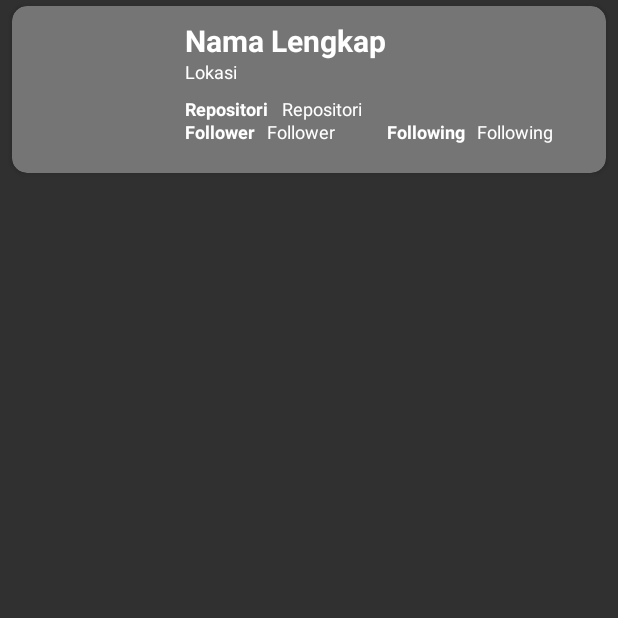
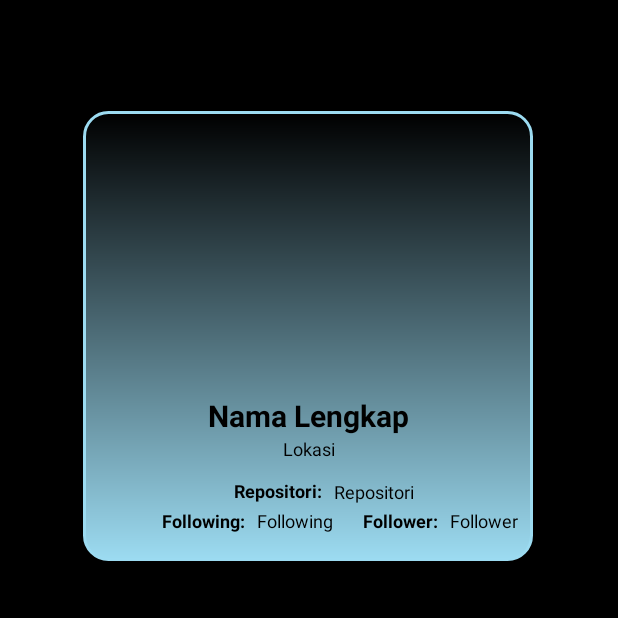
Before and after one commit to bahrianpro/GithubUser, an Android app: the DetailActivity screen opened directly, with no data from a screen before it, on a phone screen of 412 x 824 dp, the top half of it. Run offline under Robolectric (Android 15) with nearby library versions, the phone set to English and light mode, and no system bars; our stand-ins replace CircleImageView.

Commit message:
perbaikan5

```diff
--- a/app/src/main/AndroidManifest.xml
+++ b/app/src/main/AndroidManifest.xml
@@ -14,7 +14,7 @@
         android:theme="@style/Theme.GithubUser"
         tools:targetApi="31">
         <activity
-            android:name=".DetailActivity"
+            android:name=".model.DetailActivity"
             android:exported="false"
             android:theme="@style/Theme.AppCompat.NoActionBar" />
         <activity
--- a/app/src/main/java/com/bahrianpro/githubuser/DetailActivity.kt
+++ b/app/src/main/java/com/bahrianpro/githubuser/model/DetailActivity.kt
@@ -1,10 +1,10 @@
-package com.bahrianpro.githubuser
+package com.bahrianpro.githubuser.model
 
 import androidx.appcompat.app.AppCompatActivity
 import android.os.Bundle
 import android.widget.ImageView
 import android.widget.TextView
-import com.bahrianpro.githubuser.model.UserList
+import com.bahrianpro.githubuser.R
 
 class DetailActivity : AppCompatActivity() {
 
--- a/app/src/main/res/drawable/search_view_bg.xml
+++ b/app/src/main/res/drawable/boxline.xml
@@ -1,6 +1,8 @@
 <?xml version="1.0" encoding="utf-8"?>
 <shape xmlns:android="http://schemas.android.com/apk/res/android">
     <corners android:radius="16dp"/>
-    <stroke android:color="@color/gray_dark"
+    <stroke android:color="@color/sky_blue"
             android:width="2dp" />
+    <gradient android:startColor="@color/sky_blue"
+              android:angle="90"/>
 </shape>
--- a/app/src/main/res/layout/activity_detail.xml
+++ b/app/src/main/res/layout/activity_detail.xml
@@ -1,124 +1,138 @@
 <?xml version="1.0" encoding="utf-8"?>
-<LinearLayout xmlns:android="http://schemas.android.com/apk/res/android"
+<androidx.constraintlayout.widget.ConstraintLayout xmlns:android="http://schemas.android.com/apk/res/android"
     xmlns:card_view="http://schemas.android.com/apk/res-auto"
     xmlns:tools="http://schemas.android.com/tools"
     android:id="@+id/linearLayout"
     android:layout_width="match_parent"
     android:layout_height="match_parent"
-    android:orientation="vertical"
-    tools:context=".DetailActivity">
+    android:background="@color/black"
+    tools:context=".model.DetailActivity">
 
-    <androidx.cardview.widget.CardView
-        android:id="@+id/cardView"
-        android:layout_width="match_parent"
-        android:layout_height="wrap_content"
-        android:layout_gravity="center"
-        android:layout_marginTop="4dp"
-        android:layout_marginLeft="8dp"
-        android:layout_marginRight="8dp"
-        android:layout_marginBottom="4dp"
-        card_view:cardBackgroundColor="@color/colorSubtitle"
-        card_view:cardCornerRadius="10dp">
+    <TextView
+        android:id="@+id/textView4"
+        android:layout_width="300dp"
+        android:layout_height="300dp"
+        android:background="@drawable/boxline"
+        card_view:layout_constraintBottom_toBottomOf="parent"
+        card_view:layout_constraintEnd_toEndOf="parent"
+        card_view:layout_constraintHorizontal_bias="0.495"
+        card_view:layout_constraintStart_toStartOf="parent"
+        card_view:layout_constraintTop_toTopOf="parent"
+        card_view:layout_constraintVertical_bias="0.141" />
 
     <de.hdodenhof.circleimageview.CircleImageView
         android:id="@+id/img_avatar"
-            android:layout_width="100dp"
-            android:layout_height="95dp"
-            android:layout_marginTop="8dp"
-            android:layout_marginStart="8dp"
-            android:layout_marginBottom="8dp"
+        android:layout_width="173dp"
+        android:layout_height="161dp"
+        card_view:layout_constraintBottom_toBottomOf="parent"
+        card_view:layout_constraintEnd_toEndOf="parent"
+        card_view:layout_constraintStart_toStartOf="parent"
+        card_view:layout_constraintTop_toTopOf="parent"
+        card_view:layout_constraintVertical_bias="0.142"
         tools:ignore="ImageContrastCheck"
         tools:src="@tools:sample/avatars" />
 
     <TextView
         android:id="@+id/txt_name"
-            android:layout_width="match_parent"
+        android:layout_width="wrap_content"
         android:layout_height="wrap_content"
-            android:layout_marginTop="9dp"
-            android:layout_marginStart="115dp"
-            android:layout_marginEnd="15dp"
         android:text="@string/name"
-            android:textColor="@color/white"
+        android:textColor="@color/black"
         android:textSize="20sp"
-            android:textStyle="bold" />
+        android:textStyle="bold"
+        card_view:layout_constraintBottom_toBottomOf="parent"
+        card_view:layout_constraintEnd_toEndOf="parent"
+        card_view:layout_constraintHorizontal_bias="0.498"
+        card_view:layout_constraintStart_toStartOf="parent"
+        card_view:layout_constraintTop_toBottomOf="@+id/img_avatar"
+        card_view:layout_constraintVertical_bias="0.015" />
 
     <TextView
         android:id="@+id/txt_location"
-            android:layout_width="match_parent"
+        android:layout_width="wrap_content"
         android:layout_height="wrap_content"
-            android:layout_marginTop="35dp"
-            android:layout_marginStart="115dp"
-            android:layout_marginEnd="15dp"
         android:text="@string/location"
-            android:textColor="@color/white"
-            android:textSize="12sp" />
+        android:textColor="@color/black"
+        android:textSize="12sp"
+        card_view:layout_constraintBottom_toBottomOf="parent"
+        card_view:layout_constraintEnd_toEndOf="parent"
+        card_view:layout_constraintStart_toStartOf="parent"
+        card_view:layout_constraintTop_toBottomOf="@+id/txt_name"
+        card_view:layout_constraintVertical_bias="0.0" />
 
     <TextView
+        android:id="@+id/textView1"
         android:layout_width="wrap_content"
         android:layout_height="wrap_content"
-            android:layout_marginStart="115dp"
-            android:layout_marginTop="60dp"
-            android:layout_marginEnd="15dp"
-            android:text="@string/repository"
-            android:textColor="@color/white"
+        android:layout_marginStart="156dp"
+        android:layout_marginTop="28dp"
+        android:text="@string/txtrepository"
+        android:textColor="@color/black"
         android:textSize="12sp"
-            android:textStyle="bold" />
+        android:textStyle="bold"
+        card_view:layout_constraintStart_toStartOf="parent"
+        card_view:layout_constraintTop_toBottomOf="@+id/txt_name" />
 
     <TextView
         android:id="@+id/txt_repository"
         android:layout_width="wrap_content"
         android:layout_height="wrap_content"
-            android:layout_marginStart="180dp"
-            android:layout_marginTop="60dp"
-            android:layout_marginEnd="15dp"
+        android:layout_marginStart="8dp"
+        android:layout_marginTop="56dp"
         android:text="@string/repository"
-            android:textColor="@color/white"
-            android:textSize="12sp" />
+        android:textColor="@color/black"
+        android:textSize="12sp"
+        card_view:layout_constraintStart_toEndOf="@+id/textView1"
+        card_view:layout_constraintTop_toTopOf="@+id/txt_name" />
 
     <TextView
+        android:id="@+id/textView2"
         android:layout_width="wrap_content"
         android:layout_height="wrap_content"
-            android:layout_marginStart="115dp"
-            android:layout_marginTop="75dp"
-            android:layout_marginEnd="15dp"
-            android:text="@string/followers"
-            android:textColor="@color/white"
+        android:layout_marginStart="108dp"
+        android:layout_marginTop="48dp"
+        android:text="@string/txtfollowing"
+        android:textColor="@color/black"
         android:textSize="12sp"
-            android:textStyle="bold" />
+        android:textStyle="bold"
+        card_view:layout_constraintStart_toStartOf="parent"
+        card_view:layout_constraintTop_toBottomOf="@+id/txt_name" />
+
+    <TextView
+        android:id="@+id/txt_following"
+        android:layout_width="wrap_content"
+        android:layout_height="wrap_content"
+        android:layout_marginStart="8dp"
+        android:layout_marginTop="48dp"
+        android:text="@string/following"
+        android:textColor="@color/black"
+        android:textSize="12sp"
+        card_view:layout_constraintStart_toEndOf="@+id/textView2"
+        card_view:layout_constraintTop_toBottomOf="@+id/txt_name" />
 
     <TextView
         android:id="@+id/txt_followers"
         android:layout_width="wrap_content"
         android:layout_height="wrap_content"
-            android:layout_marginStart="170dp"
-            android:layout_marginTop="75dp"
-            android:layout_marginEnd="15dp"
+        android:layout_marginStart="8dp"
+        android:layout_marginTop="48dp"
         android:text="@string/followers"
-            android:textColor="@color/white"
-            android:textSize="12sp" />
+        android:textColor="@color/black"
+        android:textSize="12sp"
+        card_view:layout_constraintStart_toEndOf="@+id/textView3"
+        card_view:layout_constraintTop_toBottomOf="@+id/txt_name" />
 
     <TextView
+        android:id="@+id/textView3"
         android:layout_width="wrap_content"
         android:layout_height="wrap_content"
-            android:layout_marginStart="250dp"
-            android:layout_marginTop="75dp"
-            android:layout_marginEnd="15dp"
-            android:text="@string/following"
-            android:textColor="@color/white"
+        android:layout_marginStart="20dp"
+        android:layout_marginTop="48dp"
+        android:text="@string/txtfollowers"
+        android:textColor="@color/black"
         android:textSize="12sp"
-            android:textStyle="bold" />
+        android:textStyle="bold"
+        card_view:layout_constraintStart_toEndOf="@+id/txt_following"
+        card_view:layout_constraintTop_toBottomOf="@+id/txt_name" />
 
-        <TextView
-            android:id="@+id/txt_following"
-            android:layout_width="wrap_content"
-            android:layout_height="wrap_content"
-            android:layout_marginStart="310dp"
-            android:layout_marginTop="75dp"
-            android:layout_marginEnd="15dp"
-            android:text="@string/following"
-            android:textColor="@color/white"
-            android:textSize="12sp" />
-
-    </androidx.cardview.widget.CardView>
-
-</LinearLayout>
+</androidx.constraintlayout.widget.ConstraintLayout>
--- a/app/src/main/res/layout/activity_main.xml
+++ b/app/src/main/res/layout/activity_main.xml
@@ -4,29 +4,16 @@
     xmlns:tools="http://schemas.android.com/tools"
     android:layout_width="match_parent"
     android:layout_height="match_parent"
+    android:background="@color/colorSubtitle"
     tools:context=".MainActivity">
-
-    <androidx.appcompat.widget.SearchView
-        android:id="@+id/searchUsers"
-        android:layout_width="0dp"
-        android:layout_height="wrap_content"
-        android:layout_margin="8dp"
-        android:background="@drawable/search_view_bg"
-        app:queryBackground="@android:color/transparent"
-        app:layout_constraintEnd_toEndOf="parent"
-        app:layout_constraintHorizontal_bias="0.5"
-        app:layout_constraintStart_toStartOf="parent"
-        app:layout_constraintTop_toTopOf="parent"
-        app:queryHint="Cari disini ..."
-        app:iconifiedByDefault="false" />
 
     <androidx.recyclerview.widget.RecyclerView
         android:id="@+id/recyclerUsers"
         android:layout_width="0dp"
         android:layout_height="0dp"
-        android:layout_marginTop="8dp"
         app:layout_constraintBottom_toBottomOf="parent"
         app:layout_constraintEnd_toEndOf="parent"
         app:layout_constraintStart_toStartOf="parent"
-        app:layout_constraintTop_toBottomOf="@+id/searchUsers" />
+        app:layout_constraintTop_toTopOf="parent" />
+
 </androidx.constraintlayout.widget.ConstraintLayout>
--- a/app/src/main/res/layout/activity_splash_scr.xml
+++ b/app/src/main/res/layout/activity_splash_scr.xml
@@ -1,46 +1,55 @@
 <?xml version="1.0" encoding="utf-8"?>
-<RelativeLayout xmlns:android="http://schemas.android.com/apk/res/android"
+<androidx.constraintlayout.widget.ConstraintLayout xmlns:android="http://schemas.android.com/apk/res/android"
     xmlns:app="http://schemas.android.com/apk/res-auto"
     xmlns:tools="http://schemas.android.com/tools"
+    android:id="@+id/relativeLayout"
     android:layout_width="match_parent"
     android:layout_height="match_parent"
-    android:background="@color/white"
+    android:background="@color/colorSubtitle"
     tools:context=".SplashScr">
 
     <ImageView
         android:id="@+id/img_logo"
         android:layout_width="200dp"
         android:layout_height="200dp"
+        android:layout_marginTop="160dp"
         android:src="@drawable/octocat"
-        android:layout_centerInParent="true" />
+        app:layout_constraintHorizontal_bias="0.497"
+        app:layout_constraintLeft_toLeftOf="parent"
+        app:layout_constraintRight_toRightOf="parent"
+        app:layout_constraintTop_toTopOf="parent" />
 
     <TextView
         android:id="@+id/txt_1"
         android:layout_width="match_parent"
         android:layout_height="wrap_content"
-        android:layout_below="@+id/img_logo"
+        android:layout_marginTop="-10dp"
         android:text="GitHub User List"
         android:textAlignment="center"
+        android:textColor="@color/black"
         android:textSize="25sp"
         android:textStyle="bold"
-        android:textColor="@color/black"
-        android:layout_marginTop="-15dp" />
+        app:layout_constraintTop_toBottomOf="@+id/img_logo"
+        tools:layout_editor_absoluteX="0dp" />
 
     <ProgressBar
         android:id="@+id/prb_1"
         android:layout_width="match_parent"
         android:layout_height="wrap_content"
-        android:layout_below="@+id/txt_1"
-        android:layout_marginTop="20dp"
-        android:indeterminateTint="@color/sky_blue" />
+        android:indeterminateTint="@color/sky_blue"
+        app:layout_constraintBottom_toTopOf="@+id/txt_2"
+        app:layout_constraintTop_toBottomOf="@+id/txt_1"
+        tools:layout_editor_absoluteX="0dp" />
 
     <TextView
         android:id="@+id/txt_2"
         android:layout_width="match_parent"
         android:layout_height="wrap_content"
-        android:layout_alignParentBottom="true"
         android:layout_marginBottom="20dp"
         android:text="Code and Design by Bahrian Pro"
+        android:textAlignment="center"
+        android:textColor="@color/black"
         android:textSize="15sp"
-        android:textAlignment="center"/>
-</RelativeLayout>
+        app:layout_constraintBottom_toBottomOf="parent"
+        app:layout_constraintStart_toStartOf="parent" />
+</androidx.constraintlayout.widget.ConstraintLayout>
--- a/app/src/main/res/layout/item_user_list.xml
+++ b/app/src/main/res/layout/item_user_list.xml
@@ -14,15 +14,15 @@
         android:layout_marginTop="4dp"
         android:layout_marginRight="8dp"
         android:layout_marginBottom="4dp"
-        card_view:cardBackgroundColor="@color/colorSubtitle"
+        card_view:cardBackgroundColor="@color/black"
         card_view:cardCornerRadius="10dp">
 
         <de.hdodenhof.circleimageview.CircleImageView
             android:id="@+id/img_avatar"
             android:layout_width="100dp"
             android:layout_height="95dp"
+            android:layout_marginStart="8dp"
             android:layout_marginTop="8dp"
-            android:layout_marginStart="8dp"
             android:layout_marginBottom="8dp"
             tools:ignore="ImageContrastCheck"
             tools:src="@tools:sample/avatars" />
@@ -31,8 +31,8 @@
             android:id="@+id/txt_username"
             android:layout_width="match_parent"
             android:layout_height="wrap_content"
+            android:layout_marginStart="115dp"
             android:layout_marginTop="9dp"
-            android:layout_marginStart="115dp"
             android:layout_marginEnd="15dp"
             android:text="@string/username"
             android:textColor="@color/white"
@@ -43,8 +43,8 @@
             android:id="@+id/txt_perusahaan"
             android:layout_width="match_parent"
             android:layout_height="wrap_content"
+            android:layout_marginStart="115dp"
             android:layout_marginTop="40dp"
-            android:layout_marginStart="115dp"
             android:layout_marginEnd="15dp"
             android:text="@string/company"
             android:textColor="@color/white"
@@ -53,8 +53,8 @@
         <TextView
             android:layout_width="match_parent"
             android:layout_height="match_parent"
+            android:layout_marginStart="115dp"
             android:layout_marginTop="40dp"
-            android:layout_marginStart="115dp"
             android:layout_marginEnd="10dp"
             android:layout_marginBottom="9dp"
             android:text=">"
--- a/app/src/main/res/values/strings.xml
+++ b/app/src/main/res/values/strings.xml
@@ -3,9 +3,12 @@
     <string name="username">Username</string>
     <string name="name">Nama Lengkap</string>
     <string name="location">Lokasi</string>
+    <string name="txtrepository">Repositori:</string>
     <string name="repository">Repositori</string>
     <string name="company">Perusahaan</string>
+    <string name="txtfollowers">Follower:</string>
     <string name="followers">Follower</string>
+    <string name="txtfollowing">Following:</string>
     <string name="following">Following</string>
     <string name="avatares">Avatar</string>
     <string name="detail">Detail</string>
```
Also changed, not shown: app/src/main/java/com/bahrianpro/githubuser/MainActivity.kt (+1 -7 lines). Lines whose indentation alone changed are shown as unchanged.
